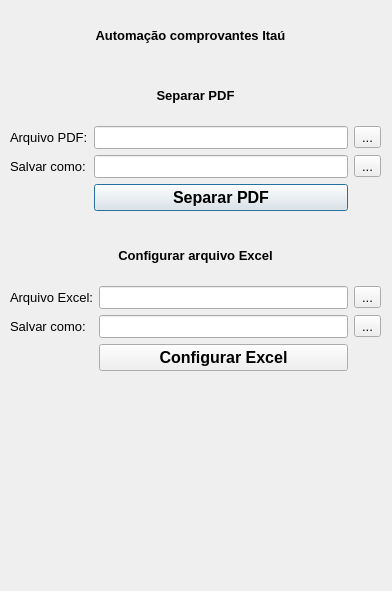
First picture: the form in ui/window.ui, repository danieltorreess/ProjetoItau, before the edit.
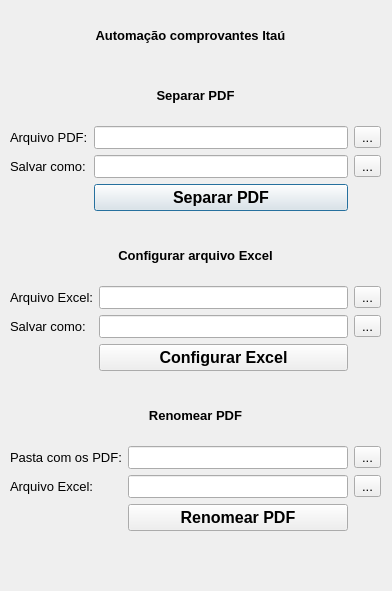
Second picture: the form after the edit. Icons and pictures are not drawn.

Commit message: Minhas QToolButton do renomeamento dos PDFs funcionando

What changed in the file:
```diff
--- a/ui/window.ui
+++ b/ui/window.ui
@@ -309,6 +309,123 @@
     </item>
    </layout>
   </widget>
+  <widget class="QWidget" name="gridLayoutWidget_3">
+   <property name="geometry">
+    <rect>
+     <x>10</x>
+     <y>390</y>
+     <width>371</width>
+     <height>141</height>
+    </rect>
+   </property>
+   <layout class="QGridLayout" name="gridLayout_3">
+    <item row="1" column="1">
+     <widget class="QLineEdit" name="inputPastaPDF">
+      <property name="font">
+       <font>
+        <family>Segoe UI</family>
+        <pointsize>10</pointsize>
+       </font>
+      </property>
+     </widget>
+    </item>
+    <item row="1" column="0">
+     <widget class="QLabel" name="pastaPDF">
+      <property name="font">
+       <font>
+        <family>Segoe UI</family>
+        <pointsize>10</pointsize>
+       </font>
+      </property>
+      <property name="text">
+       <string>Pasta com os PDF:</string>
+      </property>
+     </widget>
+    </item>
+    <item row="2" column="0">
+     <widget class="QLabel" name="arquivoExcelRenomear">
+      <property name="font">
+       <font>
+        <family>Segoe UI</family>
+        <pointsize>10</pointsize>
+       </font>
+      </property>
+      <property name="text">
+       <string>Arquivo Excel:</string>
+      </property>
+     </widget>
+    </item>
+    <item row="2" column="1">
+     <widget class="QLineEdit" name="inputExcelRenomear">
+      <property name="font">
+       <font>
+        <family>Segoe UI</family>
+        <pointsize>10</pointsize>
+       </font>
+      </property>
+     </widget>
+    </item>
+    <item row="1" column="2">
+     <widget class="QToolButton" name="buscarPastaPDF">
+      <property name="font">
+       <font>
+        <family>Segoe UI</family>
+        <pointsize>10</pointsize>
+       </font>
+      </property>
+      <property name="text">
+       <string>...</string>
+      </property>
+     </widget>
+    </item>
+    <item row="3" column="1">
+     <widget class="QPushButton" name="RenomearPDF">
+      <property name="font">
+       <font>
+        <family>Segoe UI</family>
+        <pointsize>12</pointsize>
+        <weight>75</weight>
+        <bold>true</bold>
+       </font>
+      </property>
+      <property name="text">
+       <string>Renomear PDF</string>
+      </property>
+     </widget>
+    </item>
+    <item row="2" column="2">
+     <widget class="QToolButton" name="buscarArquivoExcel">
+      <property name="font">
+       <font>
+        <family>Segoe UI</family>
+        <pointsize>10</pointsize>
+       </font>
+      </property>
+      <property name="text">
+       <string>...</string>
+      </property>
+     </widget>
+    </item>
+    <item row="0" column="0" colspan="3">
+     <widget class="QLabel" name="tituloRenomear">
+      <property name="font">
+       <font>
+        <family>Segoe UI</family>
+        <pointsize>10</pointsize>
+        <weight>75</weight>
+        <bold>true</bold>
+       </font>
+      </property>
+      <property name="text">
+       <string>Renomear PDF</string>
+      </property>
+      <property name="alignment">
+       <set>Qt::AlignCenter</set>
+      </property>
+     </widget>
+    </item>
+   </layout>
+  </widget>
  </widget>
  <resources/>
  <connections/>
```
The commit also changes 2 other files.
